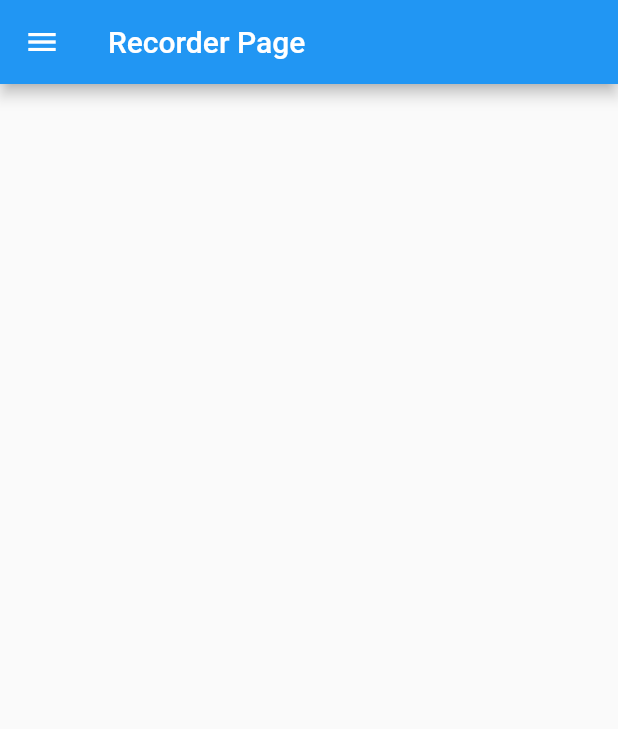
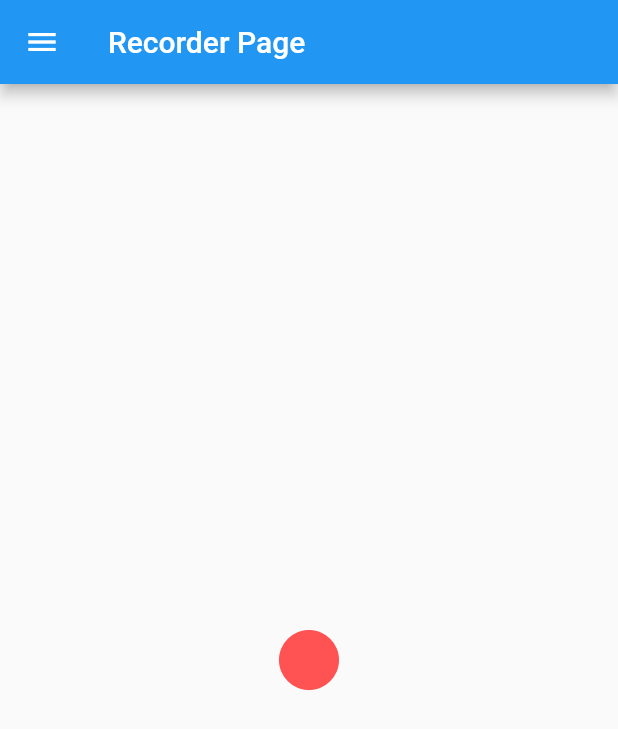
Before and after one commit to tcollard/fluttterSoundApp, a Flutter app: the RecorderPage screen opened by its route, on a phone screen of 412 x 824 dp. Shown: the top 729 px of the screen. Run offline on Flutter 3.47's test engine with Material 2 defaults, Android fonts, the phone set to English and light mode, and no system bars; our stand-ins replace audioplayers, dynamic_theme, permission_handler; missing offline and left inert: audio_recorder, flutter_material_color_picker.

Commit message:
feat: 🎸 (recorder & cache) Set recording function & save path

```diff
--- a/myapp/lib/pages/recorder.dart
+++ b/myapp/lib/pages/recorder.dart
@@ -1,13 +1,190 @@
+import 'dart:io';
 import 'package:flutter/material.dart';
 import 'package:myapp/common/customAppBar.dart';
 import 'package:myapp/common/customDrawer.dart';
+import 'package:myapp/utils/cache.dart';
+import 'package:audio_recorder/audio_recorder.dart';
+import 'package:audioplayers/audioplayers.dart';
+import 'package:permission_handler/permission_handler.dart';
 
-class RecorderPage extends StatelessWidget{
+class RecorderPage extends StatefulWidget {
+  @override
+  _RecorderPageState createState() => _RecorderPageState();
+}
+
+class _RecorderPageState extends State<RecorderPage> {
+  final AudioPlayer audioPlayer = AudioPlayer();
+  bool _isRecording = false;
+  bool _isPlaying = false;
+  String _recordPath;
+  List<Widget> buttons = [];
+
   @override
   Widget build(BuildContext context) {
+    buttons = [];
+    if (!_isRecording && _recordPath == null) {
+      buttons = [];
+      buttons.add(IconButton(
+          icon: Icon(Icons.fiber_manual_record),
+          color: Colors.redAccent,
+          splashColor: Theme.of(context).primaryColor,
+          iconSize: 60,
+          onPressed: () {
+            if (!_isRecording) _startRecord();
+          }));
+    } else if (_isRecording) {
+      buttons = [];
+      buttons.add(IconButton(
+          icon: Icon(Icons.stop),
+          color: (Theme.of(context).brightness == Brightness.light)
+              ? Colors.black
+              : Colors.white,
+          splashColor: Theme.of(context).primaryColor,
+          iconSize: 60,
+          onPressed: () {
+            if (_isRecording) _stopRecord();
+          }));
+    } else if (!_isRecording && _recordPath != null) {
+      buttons = [];
+      buttons.add(IconButton(
+        icon: Icon(Icons.play_arrow),
+        color: (Theme.of(context).brightness == Brightness.light)
+            ? Colors.black
+            : Colors.white,
+        splashColor: Theme.of(context).primaryColor,
+        iconSize: 60,
+        onPressed: () {
+          if (!_isPlaying) _playRecord();
+        },
+      ));
+      buttons.add(IconButton(
+        icon: Icon(Icons.stop),
+        color: (Theme.of(context).brightness == Brightness.light)
+            ? Colors.yellow
+            : Colors.green,
+        splashColor: Theme.of(context).primaryColor,
+        iconSize: 60,
+        onPressed: () {
+          if (_isPlaying) _stopPlaying();
+        },
+      ));
+      buttons.add(IconButton(
+          icon: Icon(Icons.save),
+          color: (Theme.of(context).brightness == Brightness.light)
+              ? Colors.black
+              : Colors.white,
+          splashColor: Theme.of(context).primaryColor,
+          iconSize: 60,
+          onPressed: () {
+            _saveRecord();
+          }));
+      buttons.add(IconButton(
+          icon: Icon(Icons.delete),
+          color: (Theme.of(context).brightness == Brightness.light)
+              ? Colors.black
+              : Colors.white,
+          splashColor: Theme.of(context).primaryColor,
+          iconSize: 60,
+          onPressed: () {
+            _deleteRecord();
+          }));
+    }
     return Scaffold(
-      appBar: CustomAppBar(titleAppBar:'Recorder Page'),
+      appBar: CustomAppBar(titleAppBar: 'Recorder Page'),
       drawer: CustomDrawer(),
+      body: Center(
+        child: Column(
+          mainAxisAlignment: MainAxisAlignment.center,
+          children: buttons,
+        ),
+      ),
     );
   }
+
+  // RECORDING FUNCTION
+  _startRecord() async {
+    PermissionStatus microPpermission = await PermissionHandler()
+        .checkPermissionStatus(PermissionGroup.microphone);
+    PermissionStatus storePpermission = await PermissionHandler()
+        .checkPermissionStatus(PermissionGroup.storage);
+
+    if (microPpermission != PermissionStatus.granted ||
+        storePpermission != PermissionStatus.granted) {
+      showDialog(
+        context: context,
+        builder: (_) => new AlertDialog(
+          title: Text('ACCESS PERMISION'),
+          content: Text('Please give me your permissions 🙏'),
+          elevation: 24.0,
+          actions: <Widget>[
+            FlatButton(
+              child: Text('OK'),
+              onPressed: () async {
+                Navigator.pop(context);
+                await PermissionHandler().openAppSettings();
+              },
+            ),
+            FlatButton(
+              child: Text('Never'),
+              onPressed: () {
+                Navigator.pop(context);
+              },
+            ),
+          ],
+        ),
+      );
+    }
+    try {
+      if (await AudioRecorder.hasPermissions) {
+        await AudioRecorder.start();
+        bool isRecording = await AudioRecorder.isRecording;
+        setState(() {
+          // final Recording _recording = Recording(duration: Duration(), path: "");
+          _isRecording = true;
+        });
+      } else {}
+    } catch (e) {
+      setState(() {
+        _isRecording = false;
+      });
+    }
+  }
+
+  _stopRecord() async {
+    try {
+      var recording = await AudioRecorder.stop();
+      bool isRecording = await AudioRecorder.isRecording;
+      setState(() {
+        // _recording = recording;
+        _isRecording = false;
+        _recordPath = recording.path;
+      });
+    } catch (e) {}
+  }
+
+  // PLAYING FUNCTION
+  _playRecord() async {
+    _isPlaying = true;
+    await audioPlayer.play(_recordPath, isLocal: true);
+  }
+
+  _stopPlaying() async {
+    _isPlaying = false;
+    await audioPlayer.stop();
+  }
+
+  // SAVE / DELETE RECORDING
+  _saveRecord() {
+    Cache.saveRecord(_recordPath, _recordPath);
+    setState(() {
+      _recordPath = null;
+    });
+  }
+
+  _deleteRecord() {
+    File(_recordPath).delete();
+    setState(() {
+      _recordPath = null;
+    });
+  }
 }
```
Also changed, not shown: myapp/lib/utils/cache.dart (+16 -0 lines).
